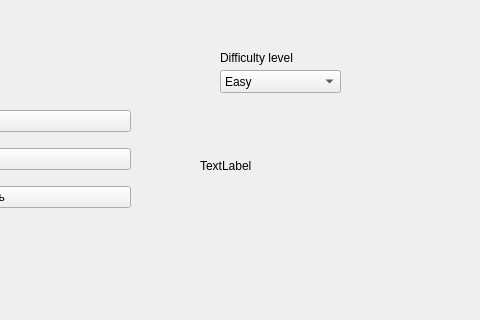
First picture: the form in src/gui/exercises/exercisewithtileswidget.ui, repository TFed555/music_trainer, before the edit; both pictures show x 520 to 1000 and y 0 to 320 of the 1000 by 700 pixel window.
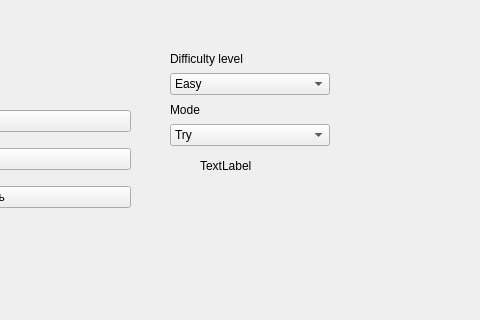
Second picture: the form after the edit.

Commit message: added user mode input and replay count

Patch:
```diff
--- a/src/gui/exercises/exercisewithtileswidget.ui
+++ b/src/gui/exercises/exercisewithtileswidget.ui
@@ -70,39 +70,6 @@
     <string>Назад</string>
    </property>
   </widget>
-  <widget class="QComboBox" name="difficultyBox">
-   <property name="geometry">
-    <rect>
-     <x>740</x>
-     <y>70</y>
-     <width>121</width>
-     <height>23</height>
-    </rect>
-   </property>
-   <item>
-    <property name="text">
-     <string>Easy</string>
-    </property>
-   </item>
-   <item>
-    <property name="text">
-     <string>Hard</string>
-    </property>
-   </item>
-  </widget>
-  <widget class="QLabel" name="label">
-   <property name="geometry">
-    <rect>
-     <x>740</x>
-     <y>50</y>
-     <width>101</width>
-     <height>16</height>
-    </rect>
-   </property>
-   <property name="text">
-    <string>Difficulty level</string>
-   </property>
-  </widget>
   <widget class="QLabel" name="descriptionLabel">
    <property name="geometry">
     <rect>
@@ -129,6 +96,60 @@
     <string/>
    </property>
   </widget>
+  <widget class="QWidget" name="verticalLayoutWidget_2">
+   <property name="geometry">
+    <rect>
+     <x>690</x>
+     <y>50</y>
+     <width>160</width>
+     <height>96</height>
+    </rect>
+   </property>
+   <layout class="QVBoxLayout" name="verticalLayout">
+    <item>
+     <widget class="QLabel" name="label">
+      <property name="text">
+       <string>Difficulty level</string>
+      </property>
+     </widget>
+    </item>
+    <item>
+     <widget class="QComboBox" name="difficultyBox">
+      <item>
+       <property name="text">
+        <string>Easy</string>
+       </property>
+      </item>
+      <item>
+       <property name="text">
+        <string>Hard</string>
+       </property>
+      </item>
+     </widget>
+    </item>
+    <item>
+     <widget class="QLabel" name="label_2">
+      <property name="text">
+       <string>Mode</string>
+      </property>
+     </widget>
+    </item>
+    <item>
+     <widget class="QComboBox" name="modeBox">
+      <item>
+       <property name="text">
+        <string>Try</string>
+       </property>
+      </item>
+      <item>
+       <property name="text">
+        <string>Input</string>
+       </property>
+      </item>
+     </widget>
+    </item>
+   </layout>
+  </widget>
  </widget>
  <resources/>
  <connections/>
```
The commit also changes 35 other files.
